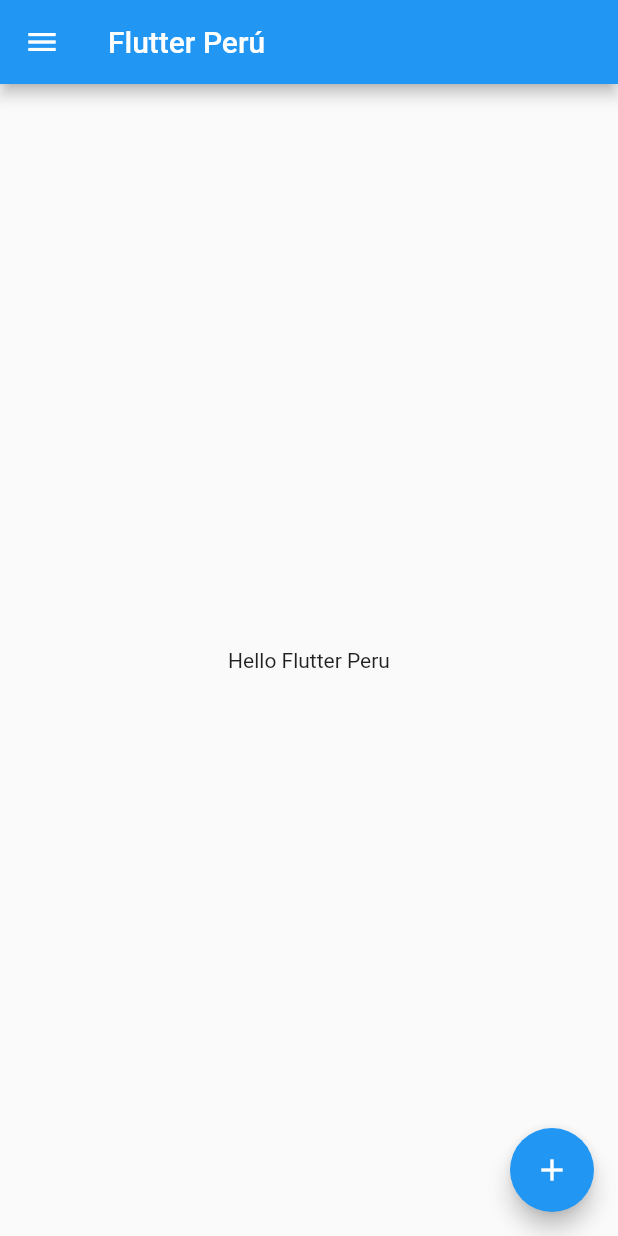
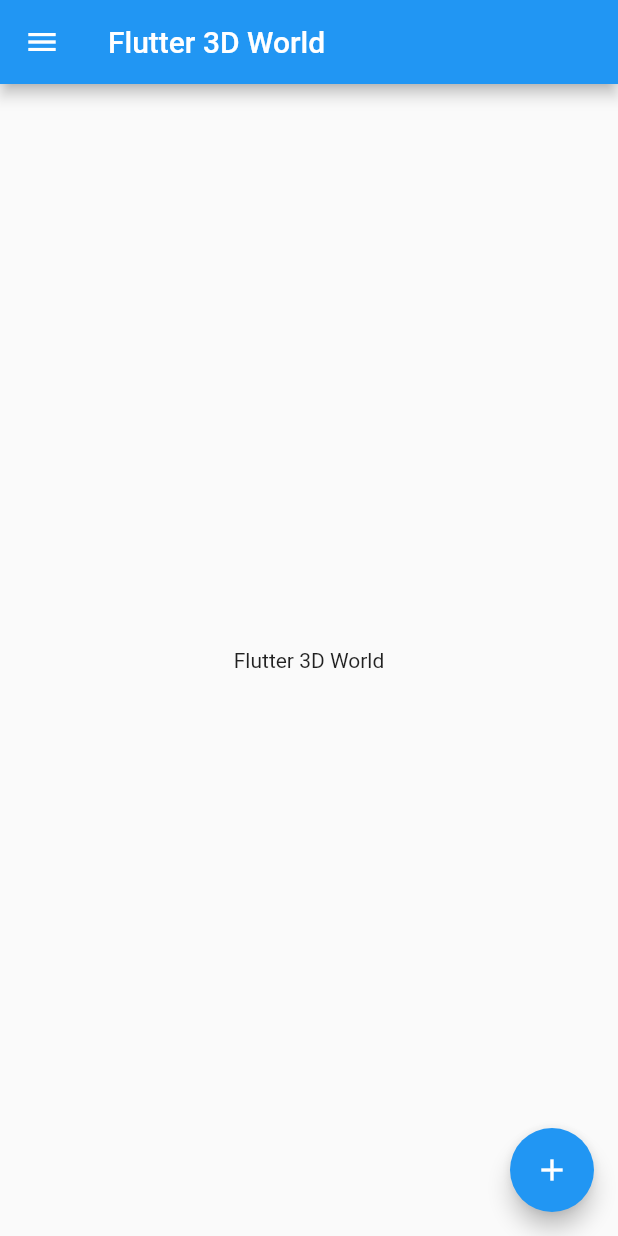
Before and after one commit to xikhspace/HelloWorldFlutter, a Flutter app: the screen it shows after launch, on a phone screen of 412 x 824 dp. Run offline on Flutter 3.47's test engine with Material 2 defaults, Android fonts, the phone set to English and light mode, and no system bars.

Commit message:
update main dart

```diff
--- a/lib/main.dart
+++ b/lib/main.dart
@@ -8,11 +8,11 @@ class MyApp extends StatelessWidget {
   @override
   Widget build(BuildContext context) {
     return MaterialApp(
-      title: 'Flutter Demo',
+      title: 'androi3d',
       theme: ThemeData(
         primarySwatch: Colors.blue,
       ),
-      home: MainActivityWidget(title: 'Flutter Perú'),
+      home: MainActivityWidget(title: 'Flutter 3D World'),
       routes: <String, WidgetBuilder>{
         '/detail': (BuildContext context) => DetailActivityWidget(),
       },
@@ -46,7 +46,7 @@ class MainActivityState extends State<MainActivityWidget> {
       body: Center(
         child: Column(
           mainAxisAlignment: MainAxisAlignment.center,
-          children: <Widget>[Text("Hello Flutter Peru")],
+          children: <Widget>[Text("Flutter 3D World")],
         ),
       ),
       drawer: Drawer(
@@ -54,12 +54,13 @@ class MainActivityState extends State<MainActivityWidget> {
         padding: const EdgeInsets.all(0.0),
         shrinkWrap: true,
         children: <Widget>[
-          UserAccountsDrawerHeader(
+         /* UserAccountsDrawerHeader(
               accountName: Text("Tohure"),
               accountEmail: Text("cr.htorres@gmail.com")),
+         */
           ListTile(
             leading: Icon(Icons.add_a_photo),
-            title: Text('Make good things together '),
+            title: Text('Hello androi3d'),
             onTap: () {
               // change app state...
               Navigator.pop(context); // close the drawer
```
